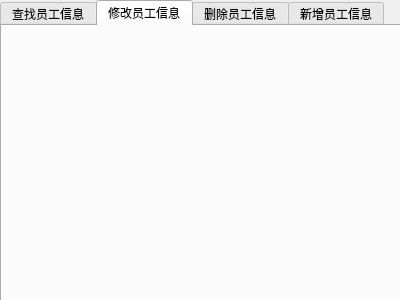
Qt form ElecSystem/superadmin.ui (RongjunZhou/ElecSys) before a commit.
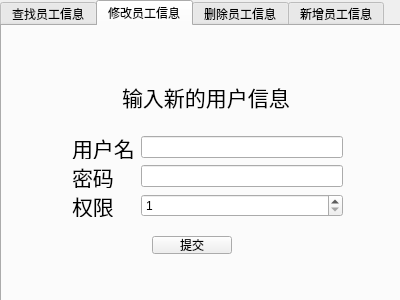
The same form after that commit. The open tabs and pages were chosen to show the change.

What changed in the file:
```diff
--- a/ElecSystem/superadmin.ui
+++ b/ElecSystem/superadmin.ui
@@ -131,6 +131,104 @@
     <attribute name="title">
      <string>修改员工信息</string>
     </attribute>
+    <widget class="QWidget" name="formLayoutWidget">
+     <property name="geometry">
+      <rect>
+       <x>70</x>
+       <y>110</y>
+       <width>271</width>
+       <height>81</height>
+      </rect>
+     </property>
+     <layout class="QFormLayout" name="formLayout">
+      <item row="0" column="0">
+       <widget class="QLabel" name="usernameLabel">
+        <property name="font">
+         <font>
+          <pointsize>16</pointsize>
+         </font>
+        </property>
+        <property name="text">
+         <string>用户名</string>
+        </property>
+       </widget>
+      </item>
+      <item row="1" column="0">
+       <widget class="QLabel" name="passwordLabel">
+        <property name="font">
+         <font>
+          <pointsize>16</pointsize>
+         </font>
+        </property>
+        <property name="text">
+         <string>密码</string>
+        </property>
+       </widget>
+      </item>
+      <item row="2" column="0">
+       <widget class="QLabel" name="roleLabel">
+        <property name="font">
+         <font>
+          <pointsize>16</pointsize>
+         </font>
+        </property>
+        <property name="text">
+         <string>权限</string>
+        </property>
+       </widget>
+      </item>
+      <item row="0" column="1">
+       <widget class="QLineEdit" name="username"/>
+      </item>
+      <item row="1" column="1">
+       <widget class="QLineEdit" name="password"/>
+      </item>
+      <item row="2" column="1">
+       <widget class="QSpinBox" name="role">
+        <property name="minimum">
+         <number>1</number>
+        </property>
+        <property name="maximum">
+         <number>2</number>
+        </property>
+       </widget>
+      </item>
+     </layout>
+    </widget>
+    <widget class="QLabel" name="tip2">
+     <property name="geometry">
+      <rect>
+       <x>120</x>
+       <y>50</y>
+       <width>171</width>
+       <height>41</height>
+      </rect>
+     </property>
+     <property name="font">
+      <font>
+       <pointsize>16</pointsize>
+      </font>
+     </property>
+     <property name="layoutDirection">
+      <enum>Qt::LeftToRight</enum>
+     </property>
+     <property name="text">
+      <string>输入新的用户信息</string>
+     </property>
+    </widget>
+    <widget class="QPushButton" name="fixSubmit">
+     <property name="geometry">
+      <rect>
+       <x>150</x>
+       <y>210</y>
+       <width>80</width>
+       <height>18</height>
+      </rect>
+     </property>
+     <property name="text">
+      <string>提交</string>
+     </property>
+    </widget>
    </widget>
    <widget class="QWidget" name="delREC">
     <attribute name="title">
```
Left out of the diff: 165 changed lines with no effect on the pictures.
